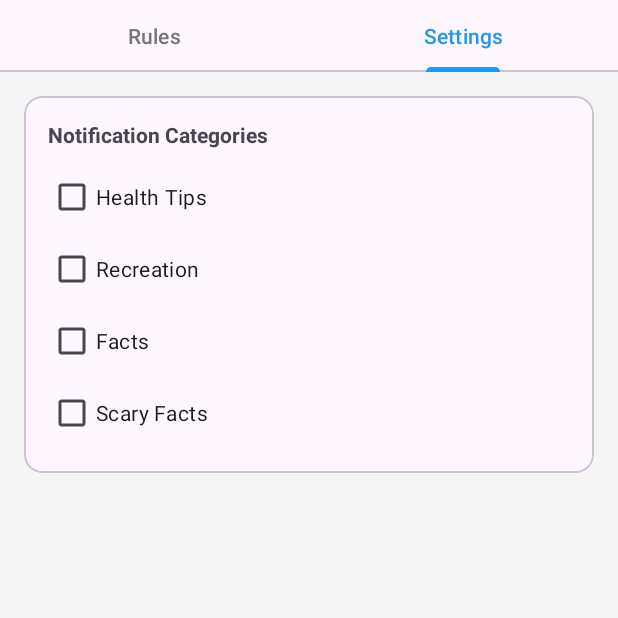
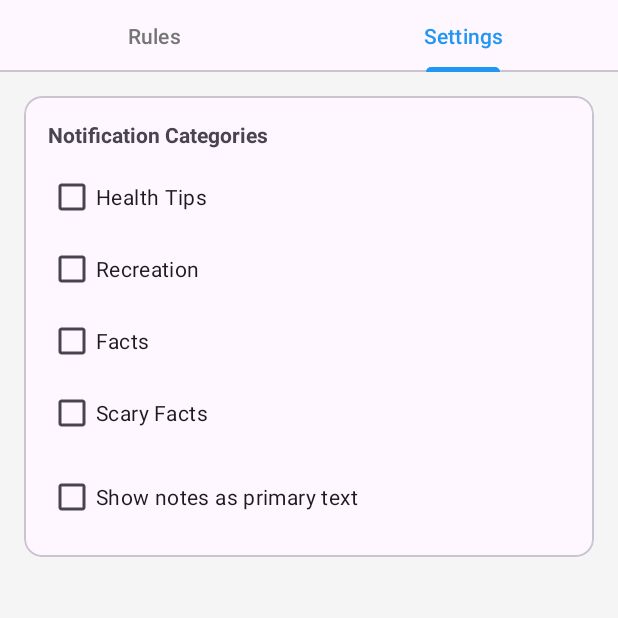
Before and after one commit to marcoperic/DiabetesNotificaionsAndroid, an Android app: the screen it shows after launch (MainActivity), tab 2 chosen, on a phone screen of 412 x 824 dp, the top half of it. Run offline under Robolectric (Android 15) with nearby library versions, the phone set to English and light mode, and no system bars.

Commit message:
added functionality to make note appear prominent

```diff
--- a/app/src/main/java/com/mperic/diabetesnotificaions/ui/RulesFragment.java
+++ b/app/src/main/java/com/mperic/diabetesnotificaions/ui/RulesFragment.java
@@ -61,7 +61,9 @@ public class RulesFragment extends Fragment {
 
         // Set up RecyclerView
         rulesRecyclerView.setLayoutManager(new LinearLayoutManager(getContext()));
-        rulesAdapter = new RulesAdapter(schedulingManager.getRules(), new RulesAdapter.OnRuleActionListener() {
+        rulesAdapter = new RulesAdapter(
+            schedulingManager.getRules(),
+            new RulesAdapter.OnRuleActionListener() {
                 @Override
                 public void onRuleEnabled(NotificationRule rule, boolean enabled) {
                     rule.setEnabled(enabled);
@@ -78,7 +80,9 @@ public class RulesFragment extends Fragment {
                 public void onRuleClicked(NotificationRule rule) {
                     showEditRuleDialog(rule);
                 }
-        });
+            },
+            requireContext()
+        );
 
         rulesRecyclerView.setAdapter(rulesAdapter);
 
--- a/app/src/main/java/com/mperic/diabetesnotificaions/ui/SettingsFragment.java
+++ b/app/src/main/java/com/mperic/diabetesnotificaions/ui/SettingsFragment.java
@@ -16,6 +16,7 @@ public class SettingsFragment extends Fragment {
     private PreferenceManager preferenceManager;
     private CheckBox categoryHealth, categoryRecreation, categoryFact, categoryScary;
     private CheckBox notificationSound, notificationVibrate, notificationBanner;
+    private CheckBox swapNoteTime;
 
     @Override
     public View onCreateView(LayoutInflater inflater, ViewGroup container, Bundle savedInstanceState) {
@@ -38,9 +39,20 @@ public class SettingsFragment extends Fragment {
         notificationSound = view.findViewById(R.id.notificationSound);
         notificationVibrate = view.findViewById(R.id.notificationVibrate);
         notificationBanner = view.findViewById(R.id.notificationBanner);
+
+        swapNoteTime = view.findViewById(R.id.swapNoteTime);
+
+        swapNoteTime.setChecked(preferenceManager.isNoteTimeSwapped());
     }
 
     private void setupListeners() {
         // TODO: Implement checkbox listeners
+        swapNoteTime.setOnCheckedChangeListener((buttonView, isChecked) -> {
+            preferenceManager.setNoteTimeSwapped(isChecked);
+            // Notify RulesFragment to update its views
+            requireActivity().getSupportFragmentManager()
+                .findFragmentByTag("f0")  // Tag for first fragment in ViewPager
+                .onResume();
+        });
     }
 }
--- a/app/src/main/java/com/mperic/diabetesnotificaions/util/PreferenceManager.java
+++ b/app/src/main/java/com/mperic/diabetesnotificaions/util/PreferenceManager.java
@@ -14,6 +14,7 @@ public class PreferenceManager {
     private static final String KEY_NOTIFICATION_SOUND = "notification_sound";
     private static final String KEY_NOTIFICATION_VIBRATE = "notification_vibrate";
     private static final String KEY_NOTIFICATION_BANNER = "notification_banner";
+    private static final String KEY_SWAP_NOTE_TIME = "swap_note_time";
 
     private final SharedPreferences prefs;
 
@@ -51,6 +52,14 @@ public class PreferenceManager {
         return prefs.getBoolean(KEY_NOTIFICATION_BANNER, true);
     }
 
+    public boolean isNoteTimeSwapped() {
+        return prefs.getBoolean(KEY_SWAP_NOTE_TIME, false);
+    }
+
+    public void setNoteTimeSwapped(boolean swapped) {
+        prefs.edit().putBoolean(KEY_SWAP_NOTE_TIME, swapped).apply();
+    }
+
     private String getCategoryKey(NotificationMessage.Category category) {
         switch (category) {
             case HEALTH: return KEY_CATEGORY_HEALTH;
--- a/app/src/main/res/layout/fragment_settings.xml
+++ b/app/src/main/res/layout/fragment_settings.xml
@@ -47,6 +47,13 @@
                 android:layout_width="match_parent"
                 android:layout_height="wrap_content"
                 android:text="@string/category_scary"/>
+
+            <CheckBox
+                android:id="@+id/swapNoteTime"
+                android:layout_width="match_parent"
+                android:layout_height="wrap_content"
+                android:text="Show notes as primary text"
+                android:layout_marginTop="8dp"/>
         </LinearLayout>
     </com.google.android.material.card.MaterialCardView>
 
```
Also changed, not shown: app/src/main/java/com/mperic/diabetesnotificaions/ui/adapter/RulesAdapter.java (+27 -13 lines). Lines whose indentation alone changed are shown as unchanged.
